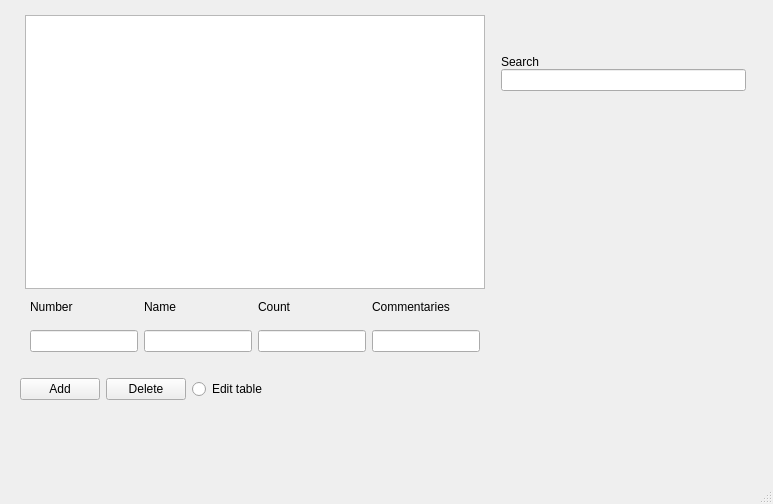
Above: mainwindow.ui from QDianQ/service_station_BD before the change. Below: the same form after it.
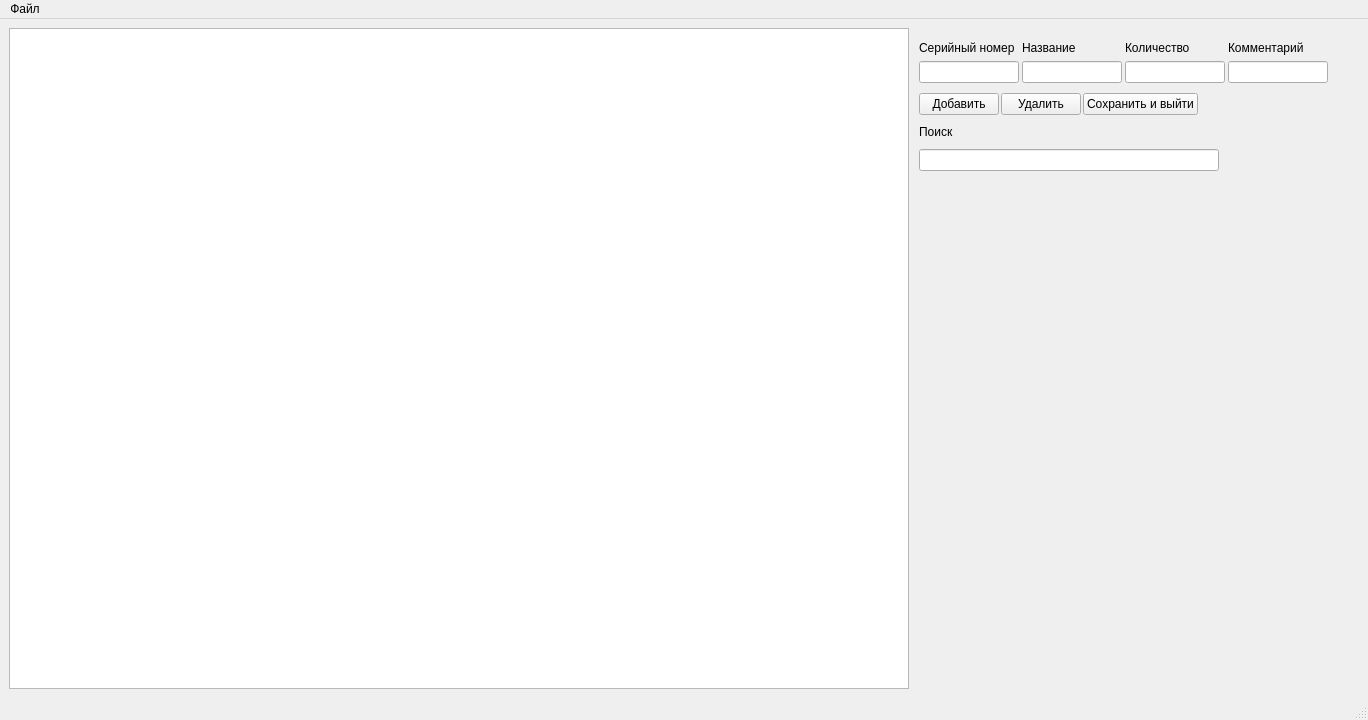
That is the form after the change.

Patch:
```diff
--- a/mainwindow.ui
+++ b/mainwindow.ui
@@ -9,16 +9,28 @@
    <rect>
     <x>0</x>
     <y>0</y>
-    <width>773</width>
-    <height>504</height>
+    <width>1368</width>
+    <height>720</height>
    </rect>
   </property>
   <property name="sizePolicy">
-   <sizepolicy hsizetype="Preferred" vsizetype="Preferred">
+   <sizepolicy hsizetype="Fixed" vsizetype="Fixed">
     <horstretch>0</horstretch>
     <verstretch>0</verstretch>
    </sizepolicy>
   </property>
+  <property name="minimumSize">
+   <size>
+    <width>1368</width>
+    <height>720</height>
+   </size>
+  </property>
+  <property name="maximumSize">
+   <size>
+    <width>1368</width>
+    <height>720</height>
+   </size>
+  </property>
   <property name="windowTitle">
    <string>MainWindow</string>
   </property>
@@ -29,61 +41,14 @@
    <bool>true</bool>
   </property>
   <widget class="QWidget" name="centralwidget">
-   <widget class="QWidget" name="verticalLayoutWidget_3">
-    <property name="geometry">
-     <rect>
-      <x>10</x>
-      <y>0</y>
-      <width>751</width>
-      <height>411</height>
-     </rect>
+   <layout class="QHBoxLayout" name="horizontalLayout">
+    <property name="spacing">
+     <number>10</number>
     </property>
-    <layout class="QVBoxLayout" name="verticalLayout_4">
-     <property name="sizeConstraint">
-      <enum>QLayout::SetDefaultConstraint</enum>
-     </property>
-     <property name="leftMargin">
-      <number>5</number>
-     </property>
-     <property name="topMargin">
-      <number>5</number>
-     </property>
-     <property name="rightMargin">
-      <number>5</number>
-     </property>
-     <property name="bottomMargin">
-      <number>5</number>
-     </property>
      <item>
-      <layout class="QHBoxLayout" name="horizontalLayout_4">
-       <property name="leftMargin">
-        <number>5</number>
-       </property>
-       <property name="topMargin">
-        <number>5</number>
-       </property>
-       <property name="rightMargin">
-        <number>5</number>
-       </property>
-       <property name="bottomMargin">
-        <number>5</number>
-       </property>
-       <item>
-        <layout class="QVBoxLayout" name="verticalLayout">
-         <property name="sizeConstraint">
-          <enum>QLayout::SetDefaultConstraint</enum>
-         </property>
-         <property name="leftMargin">
-          <number>5</number>
-         </property>
-         <property name="topMargin">
-          <number>5</number>
-         </property>
-         <property name="rightMargin">
-          <number>5</number>
-         </property>
-         <property name="bottomMargin">
-          <number>5</number>
+     <layout class="QVBoxLayout" name="verticalLayout_3">
+      <property name="spacing">
+       <number>10</number>
          </property>
          <item>
           <widget class="QTableView" name="tableView">
@@ -91,11 +56,17 @@
             <bool>true</bool>
            </property>
            <property name="sizePolicy">
-            <sizepolicy hsizetype="Preferred" vsizetype="Expanding">
+         <sizepolicy hsizetype="MinimumExpanding" vsizetype="Expanding">
              <horstretch>0</horstretch>
              <verstretch>0</verstretch>
             </sizepolicy>
            </property>
+        <property name="minimumSize">
+         <size>
+          <width>900</width>
+          <height>0</height>
+         </size>
+        </property>
            <property name="sizeIncrement">
             <size>
              <width>0</width>
@@ -111,148 +82,321 @@
            <property name="autoFillBackground">
             <bool>true</bool>
            </property>
+        <property name="frameShape">
+         <enum>QFrame::StyledPanel</enum>
+        </property>
+        <property name="lineWidth">
+         <number>1</number>
+        </property>
+        <property name="midLineWidth">
+         <number>0</number>
+        </property>
            <property name="sizeAdjustPolicy">
-            <enum>QAbstractScrollArea::AdjustIgnored</enum>
-           </property>
-          </widget>
-         </item>
+         <enum>QAbstractScrollArea::AdjustToContents</enum>
+        </property>
+        <property name="autoScroll">
+         <bool>false</bool>
+        </property>
+        <property name="selectionMode">
+         <enum>QAbstractItemView::ExtendedSelection</enum>
+        </property>
+        <property name="gridStyle">
+         <enum>Qt::SolidLine</enum>
+        </property>
+        <property name="sortingEnabled">
+         <bool>true</bool>
+        </property>
+        <attribute name="horizontalHeaderVisible">
+         <bool>true</bool>
+        </attribute>
+        <attribute name="horizontalHeaderCascadingSectionResizes">
+         <bool>false</bool>
+        </attribute>
+        <attribute name="horizontalHeaderDefaultSectionSize">
+         <number>200</number>
+        </attribute>
+        <attribute name="horizontalHeaderHighlightSections">
+         <bool>true</bool>
+        </attribute>
+       </widget>
+      </item>
+     </layout>
+    </item>
          <item>
-          <layout class="QHBoxLayout" name="horizontalLayout">
-           <property name="leftMargin">
-            <number>5</number>
-           </property>
+     <layout class="QVBoxLayout" name="verticalLayout_2">
+      <property name="spacing">
+       <number>10</number>
+      </property>
+      <item>
+       <layout class="QGridLayout" name="gridLayout">
            <property name="topMargin">
-            <number>5</number>
-           </property>
-           <property name="rightMargin">
-            <number>5</number>
-           </property>
-           <property name="bottomMargin">
-            <number>5</number>
-           </property>
-           <item>
+         <number>10</number>
+        </property>
+        <property name="spacing">
+         <number>3</number>
+        </property>
+        <item row="1" column="0">
+         <widget class="QLineEdit" name="lineEdit">
+          <property name="sizePolicy">
+           <sizepolicy hsizetype="MinimumExpanding" vsizetype="Fixed">
+            <horstretch>0</horstretch>
+            <verstretch>0</verstretch>
+           </sizepolicy>
+          </property>
+          <property name="minimumSize">
+           <size>
+            <width>100</width>
+            <height>0</height>
+           </size>
+          </property>
+          <property name="maximumSize">
+           <size>
+            <width>200</width>
+            <height>16777215</height>
+           </size>
+          </property>
+         </widget>
+        </item>
+        <item row="0" column="3">
+         <widget class="QLabel" name="label_4">
+          <property name="sizePolicy">
+           <sizepolicy hsizetype="MinimumExpanding" vsizetype="Minimum">
+            <horstretch>0</horstretch>
+            <verstretch>0</verstretch>
+           </sizepolicy>
+          </property>
+          <property name="minimumSize">
+           <size>
+            <width>100</width>
+            <height>0</height>
+           </size>
+          </property>
+          <property name="maximumSize">
+           <size>
+            <width>200</width>
+            <height>16777215</height>
+           </size>
+          </property>
+          <property name="text">
+           <string>Комментарий</string>
+          </property>
+         </widget>
+        </item>
+        <item row="1" column="1">
+         <widget class="QLineEdit" name="lineEdit_2">
+          <property name="sizePolicy">
+           <sizepolicy hsizetype="MinimumExpanding" vsizetype="Fixed">
+            <horstretch>0</horstretch>
+            <verstretch>0</verstretch>
+           </sizepolicy>
+          </property>
+          <property name="minimumSize">
+           <size>
+            <width>100</width>
+            <height>0</height>
+           </size>
+          </property>
+          <property name="maximumSize">
+           <size>
+            <width>200</width>
+            <height>16777215</height>
+           </size>
+          </property>
+         </widget>
+        </item>
+        <item row="0" column="2">
+         <widget class="QLabel" name="label_3">
+          <property name="sizePolicy">
+           <sizepolicy hsizetype="MinimumExpanding" vsizetype="Minimum">
+            <horstretch>0</horstretch>
+            <verstretch>0</verstretch>
+           </sizepolicy>
+          </property>
+          <property name="minimumSize">
+           <size>
+            <width>100</width>
+            <height>0</height>
+           </size>
+          </property>
+          <property name="maximumSize">
+           <size>
+            <width>200</width>
+            <height>16777215</height>
+           </size>
+          </property>
+          <property name="text">
+           <string>Количество</string>
+          </property>
+         </widget>
+        </item>
+        <item row="0" column="0">
             <widget class="QLabel" name="label">
              <property name="sizePolicy">
-              <sizepolicy hsizetype="Preferred" vsizetype="Minimum">
+           <sizepolicy hsizetype="MinimumExpanding" vsizetype="Minimum">
                <horstretch>0</horstretch>
                <verstretch>0</verstretch>
               </sizepolicy>
              </property>
+          <property name="minimumSize">
+           <size>
+            <width>100</width>
+            <height>0</height>
+           </size>
+          </property>
+          <property name="maximumSize">
+           <size>
+            <width>200</width>
+            <height>16777215</height>
+           </size>
+          </property>
              <property name="text">
-              <string>Number</string>
+           <string>Серийный номер</string>
              </property>
             </widget>
            </item>
-           <item>
+        <item row="1" column="3">
+         <widget class="QLineEdit" name="lineEdit_4">
+          <property name="sizePolicy">
+           <sizepolicy hsizetype="MinimumExpanding" vsizetype="Fixed">
+            <horstretch>0</horstretch>
+            <verstretch>0</verstretch>
+           </sizepolicy>
+          </property>
+          <property name="minimumSize">
+           <size>
+            <width>100</width>
+            <height>0</height>
+           </size>
+          </property>
+          <property name="maximumSize">
+           <size>
+            <width>200</width>
+            <height>16777215</height>
+           </size>
+          </property>
+         </widget>
+        </item>
+        <item row="1" column="2">
+         <widget class="QLineEdit" name="lineEdit_3">
+          <property name="sizePolicy">
+           <sizepolicy hsizetype="MinimumExpanding" vsizetype="Fixed">
+            <horstretch>0</horstretch>
+            <verstretch>0</verstretch>
+           </sizepolicy>
+          </property>
+          <property name="minimumSize">
+           <size>
+            <width>100</width>
+            <height>0</height>
+           </size>
+          </property>
+          <property name="maximumSize">
+           <size>
+            <width>200</width>
+            <height>16777215</height>
+           </size>
+          </property>
+         </widget>
+        </item>
+        <item row="0" column="1">
             <widget class="QLabel" name="label_2">
              <property name="sizePolicy">
-              <sizepolicy hsizetype="Preferred" vsizetype="Minimum">
+           <sizepolicy hsizetype="MinimumExpanding" vsizetype="Fixed">
                <horstretch>0</horstretch>
                <verstretch>0</verstretch>
               </sizepolicy>
              </property>
+          <property name="minimumSize">
+           <size>
+            <width>100</width>
+            <height>0</height>
+           </size>
+          </property>
+          <property name="maximumSize">
+           <size>
+            <width>200</width>
+            <height>16777215</height>
+           </size>
+          </property>
              <property name="text">
-              <string>Name</string>
+           <string>Название</string>
              </property>
             </widget>
            </item>
-           <item>
-            <widget class="QLabel" name="label_3">
-             <property name="sizePolicy">
-              <sizepolicy hsizetype="Preferred" vsizetype="Minimum">
-               <horstretch>0</horstretch>
-               <verstretch>0</verstretch>
-              </sizepolicy>
-             </property>
-             <property name="text">
-              <string>Count</string>
-             </property>
-            </widget>
-           </item>
-           <item>
-            <widget class="QLabel" name="label_4">
-             <property name="sizePolicy">
-              <sizepolicy hsizetype="Preferred" vsizetype="Minimum">
-               <horstretch>0</horstretch>
-               <verstretch>0</verstretch>
-              </sizepolicy>
-             </property>
-             <property name="text">
-              <string>Commentaries</string>
-             </property>
-            </widget>
+        <item row="1" column="4">
+         <spacer name="horizontalSpacer_2">
+          <property name="orientation">
+           <enum>Qt::Horizontal</enum>
+          </property>
+          <property name="sizeHint" stdset="0">
+           <size>
+            <width>40</width>
+            <height>20</height>
+           </size>
+          </property>
+         </spacer>
+        </item>
+        <item row="0" column="4">
+         <spacer name="horizontalSpacer_3">
+          <property name="orientation">
+           <enum>Qt::Horizontal</enum>
+          </property>
+          <property name="sizeHint" stdset="0">
+           <size>
+            <width>40</width>
+            <height>20</height>
+           </size>
+          </property>
+         </spacer>
            </item>
           </layout>
          </item>
          <item>
-          <layout class="QHBoxLayout" name="horizontalLayout_2">
-           <property name="sizeConstraint">
-            <enum>QLayout::SetDefaultConstraint</enum>
-           </property>
-           <property name="leftMargin">
-            <number>5</number>
-           </property>
-           <property name="topMargin">
-            <number>5</number>
-           </property>
-           <property name="rightMargin">
-            <number>5</number>
-           </property>
-           <property name="bottomMargin">
-            <number>5</number>
-           </property>
+       <layout class="QHBoxLayout" name="horizontalLayout_3">
+        <property name="spacing">
+         <number>2</number>
+        </property>
            <item>
-            <widget class="QLineEdit" name="lineEdit"/>
+         <widget class="QPushButton" name="pushButton">
+          <property name="text">
+           <string>Добавить</string>
+          </property>
+         </widget>
            </item>
            <item>
-            <widget class="QLineEdit" name="lineEdit_2"/>
+         <widget class="QPushButton" name="pushButton_2">
+          <property name="text">
+           <string>Удалить</string>
+          </property>
+         </widget>
            </item>
            <item>
-            <widget class="QLineEdit" name="lineEdit_3"/>
+         <widget class="QPushButton" name="pushButton_3">
+          <property name="text">
+           <string>Сохранить и выйти</string>
+          </property>
+         </widget>
            </item>
            <item>
-            <widget class="QLineEdit" name="lineEdit_4"/>
-           </item>
-          </layout>
-         </item>
-        </layout>
-       </item>
-       <item>
-        <layout class="QVBoxLayout" name="verticalLayout_2">
-         <property name="spacing">
-          <number>0</number>
-         </property>
-         <property name="sizeConstraint">
-          <enum>QLayout::SetDefaultConstraint</enum>
-         </property>
-         <property name="leftMargin">
-          <number>5</number>
-         </property>
-         <property name="topMargin">
-          <number>5</number>
-         </property>
-         <property name="rightMargin">
-          <number>5</number>
-         </property>
-         <property name="bottomMargin">
-          <number>5</number>
-         </property>
-         <item>
-          <spacer name="verticalSpacer_2">
+         <spacer name="horizontalSpacer">
            <property name="orientation">
-            <enum>Qt::Vertical</enum>
-           </property>
-           <property name="sizeType">
-            <enum>QSizePolicy::Minimum</enum>
-           </property>
+           <enum>Qt::Horizontal</enum>
+          </property>
            <property name="sizeHint" stdset="0">
             <size>
-             <width>20</width>
-             <height>40</height>
+            <width>40</width>
+            <height>20</height>
             </size>
            </property>
           </spacer>
          </item>
+       </layout>
+      </item>
+      <item>
+       <layout class="QVBoxLayout" name="verticalLayout">
+        <property name="spacing">
+         <number>10</number>
+        </property>
          <item>
           <widget class="QLabel" name="label_5">
            <property name="sizePolicy">
@@ -268,12 +412,31 @@
             <enum>Qt::LeftToRight</enum>
            </property>
            <property name="text">
-            <string>Search</string>
+           <string>Поиск</string>
            </property>
           </widget>
          </item>
          <item>
-          <widget class="QLineEdit" name="lineEdit_5"/>
+         <widget class="QLineEdit" name="lineEdit_5">
+          <property name="sizePolicy">
+           <sizepolicy hsizetype="MinimumExpanding" vsizetype="Fixed">
+            <horstretch>0</horstretch>
+            <verstretch>0</verstretch>
+           </sizepolicy>
+          </property>
+          <property name="minimumSize">
+           <size>
+            <width>200</width>
+            <height>0</height>
+           </size>
+          </property>
+          <property name="maximumSize">
+           <size>
+            <width>300</width>
+            <height>16777215</height>
+           </size>
+          </property>
+         </widget>
          </item>
          <item>
           <spacer name="verticalSpacer">
@@ -292,68 +455,27 @@
        </item>
       </layout>
      </item>
-     <item>
-      <layout class="QHBoxLayout" name="horizontalLayout_3">
-       <property name="leftMargin">
-        <number>5</number>
-       </property>
-       <property name="topMargin">
-        <number>5</number>
-       </property>
-       <property name="rightMargin">
-        <number>5</number>
-       </property>
-       <property name="bottomMargin">
-        <number>6</number>
-       </property>
-       <item>
-        <widget class="QPushButton" name="pushButton">
-         <property name="text">
-          <string>Add</string>
-         </property>
-        </widget>
-       </item>
-       <item>
-        <widget class="QPushButton" name="pushButton_2">
-         <property name="text">
-          <string>Delete</string>
-         </property>
-        </widget>
-       </item>
-       <item>
-        <widget class="QRadioButton" name="radioButton">
-         <property name="text">
-          <string>Edit table</string>
-         </property>
-        </widget>
-       </item>
-       <item>
-        <spacer name="horizontalSpacer">
-         <property name="orientation">
-          <enum>Qt::Horizontal</enum>
-         </property>
-         <property name="sizeHint" stdset="0">
-          <size>
-           <width>40</width>
-           <height>20</height>
-          </size>
-         </property>
-        </spacer>
-       </item>
-      </layout>
-     </item>
-    </layout>
-   </widget>
+   </layout>
   </widget>
   <widget class="QMenuBar" name="menubar">
    <property name="geometry">
     <rect>
      <x>0</x>
      <y>0</y>
-     <width>773</width>
+     <width>1368</width>
      <height>21</height>
     </rect>
    </property>
+   <widget class="QMenu" name="menu">
+    <property name="title">
+     <string>Файл</string>
+    </property>
+    <addaction name="action"/>
+    <addaction name="action_2"/>
+    <addaction name="separator"/>
+    <addaction name="action_5"/>
+   </widget>
+   <addaction name="menu"/>
   </widget>
   <widget class="QStatusBar" name="statusbar"/>
  </widget>
```
Left out of the diff: 28 changed lines with no effect on the pictures. Lines whose indentation alone changed are shown as unchanged.
